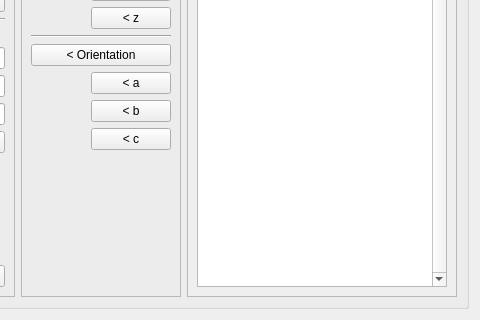
Old version of the form frame_editor/src/frame_editor/FrameEditorGUI.ui in the repository ipa320/rqt_frame_editor_plugin; both pictures show x 560 to 1040 and y 257 to 577 of the 1040 by 577 pixel window.
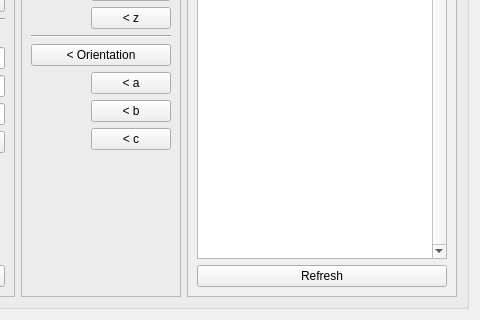
New version of the form. Icons and pictures are not drawn.

Commit message: frame editor: fields + updates

Patch:
```diff
--- a/frame_editor/src/frame_editor/FrameEditorGUI.ui
+++ b/frame_editor/src/frame_editor/FrameEditorGUI.ui
@@ -586,18 +586,28 @@
             <rect>
              <x>0</x>
              <y>0</y>
-             <width>242</width>
+             <width>233</width>
              <height>484</height>
             </rect>
            </property>
            <layout class="QVBoxLayout" name="verticalLayout_6">
             <item>
-             <widget class="QListView" name="listView">
+             <widget class="QListWidget" name="list_tf">
               <property name="verticalScrollBarPolicy">
                <enum>Qt::ScrollBarAlwaysOn</enum>
               </property>
              </widget>
             </item>
+            <item>
+             <widget class="QPushButton" name="btn_refresh">
+              <property name="text">
+               <string>Refresh</string>
+              </property>
+              <property name="icon">
+               <iconset theme="view-refresh"/>
+              </property>
+             </widget>
+            </item>
            </layout>
           </widget>
          </widget>
```
Left out of the diff: 64 changed lines with no effect on the pictures. The commit also changes 2 other files.
